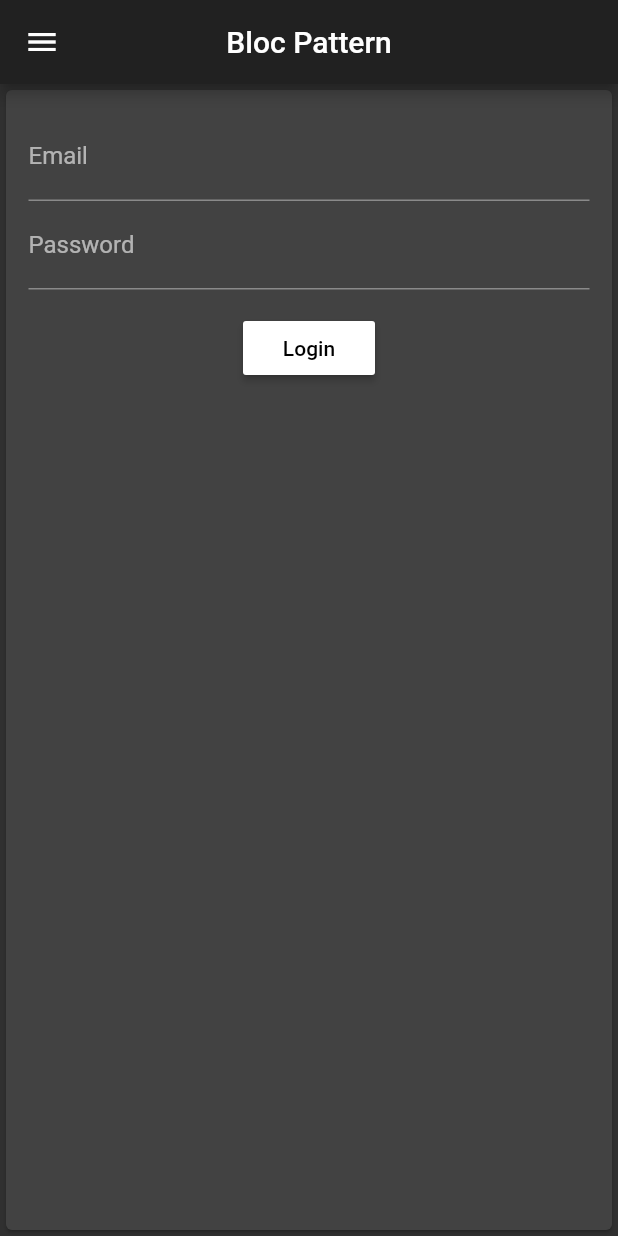
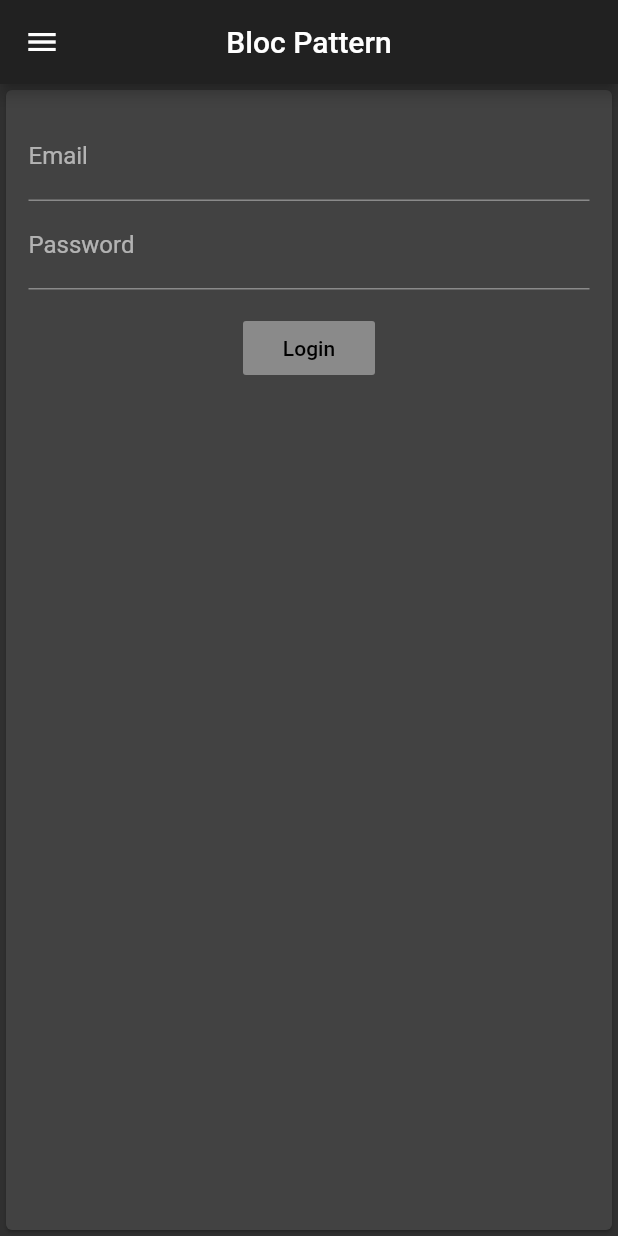
Before and after one commit to akhilarimbra/flutter-bloc, a Flutter app: the screen it shows after launch, on a phone screen of 412 x 824 dp. Run offline on Flutter 3.47's test engine with Material 2 defaults, Android fonts, the phone set to English and light mode, and no system bars; our stand-ins replace rxdart.

Commit message:
added RxDart

```diff
--- a/lib/Bloc.dart
+++ b/lib/Bloc.dart
@@ -1,16 +1,26 @@
 import 'dart:async';
 import './blocs/Validators.dart';
+import 'package:rxdart/rxdart.dart';
 
 class Bloc extends Object with Validators {
-  final _emailController = StreamController<String>();
-  final _passwordController = StreamController<String>();
+  final _emailController = BehaviorSubject<String>();
+  final _passwordController = BehaviorSubject<String>();
 
   Stream<String> get email => _emailController.stream.transform(validateEmail);
   Stream<String> get password =>
       _passwordController.stream.transform(validatePassword);
+  Stream<bool> get submitValid => Observable.combineLatest2(
+      email, password, (emailProvided, passwordProvided) => true);
 
   Function(String) get changeEmail => _emailController.sink.add;
   Function(String) get changePassword => _passwordController.sink.add;
+
+  submit() {
+    final validEmail = _emailController.value;
+    final validPassword = _emailController.value;
+
+    print('Email $validEmail Password $validPassword');
+  }
 
   dispose() {
     _emailController.close();
--- a/lib/screens/Login.dart
+++ b/lib/screens/Login.dart
@@ -1,20 +1,23 @@
 import 'package:flutter/material.dart';
 
 import '../Bloc.dart';
+import '../Provider.dart';
 
 class LoginScreen extends StatelessWidget {
   @override
   Widget build(BuildContext context) {
+    final bloc = Provider.of(context);
+
     return Card(
       child: Container(
         child: Column(
           children: <Widget>[
-            emailField(),
-            passwordField(),
+            emailField(bloc),
+            passwordField(bloc),
             Container(
               margin: EdgeInsets.only(top: 15.0),
             ),
-            submitButton(),
+            submitButton(bloc),
           ],
         ),
         margin: EdgeInsets.all(15.0),
@@ -22,7 +25,7 @@ class LoginScreen extends StatelessWidget {
     );
   }
 
-  Widget emailField() {
+  Widget emailField(Bloc bloc) {
     return StreamBuilder(
       stream: bloc.email,
       builder: (context, snapshot) {
@@ -39,7 +42,7 @@ class LoginScreen extends StatelessWidget {
     );
   }
 
-  Widget passwordField() {
+  Widget passwordField(Bloc bloc) {
     return StreamBuilder(
       stream: bloc.password,
       builder: (context, snapshot) {
@@ -57,12 +60,17 @@ class LoginScreen extends StatelessWidget {
     );
   }
 
-  Widget submitButton() {
-    return RaisedButton(
-      onPressed: () {},
-      child: Text('Login'),
-      color: Colors.white,
-      textColor: Colors.black,
+  Widget submitButton(Bloc bloc) {
+    return StreamBuilder(
+      stream: bloc.submitValid,
+      builder: (context, snapshot) {
+        return RaisedButton(
+          onPressed: snapshot.hasData ? bloc.submit : null,
+          child: Text('Login'),
+          color: Colors.white,
+          textColor: Colors.black,
+        );
+      },
     );
   }
 }
--- a/pubspec.yaml
+++ b/pubspec.yaml
@@ -8,6 +8,7 @@ dependencies:
   # The following adds the Cupertino Icons font to your application.
   # Use with the CupertinoIcons class for iOS style icons.
   cupertino_icons: ^0.1.2
+  rxdart: ^0.16.7
 
 dev_dependencies:
   flutter_test:
```
Also changed, not shown: pubspec.lock.
